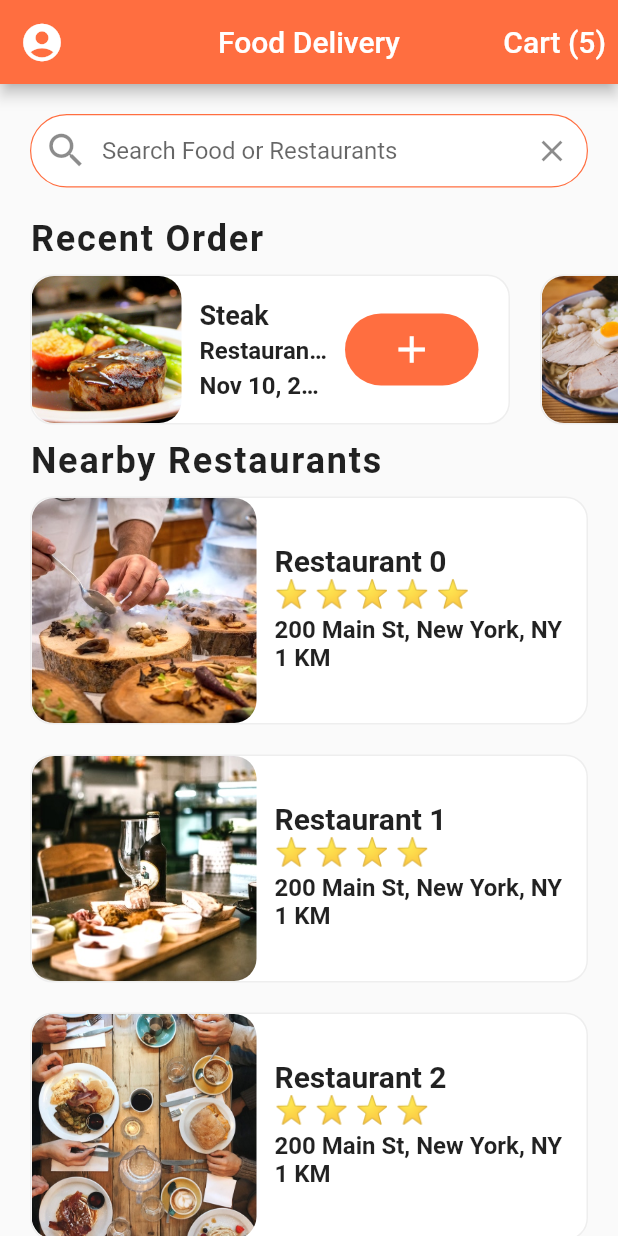
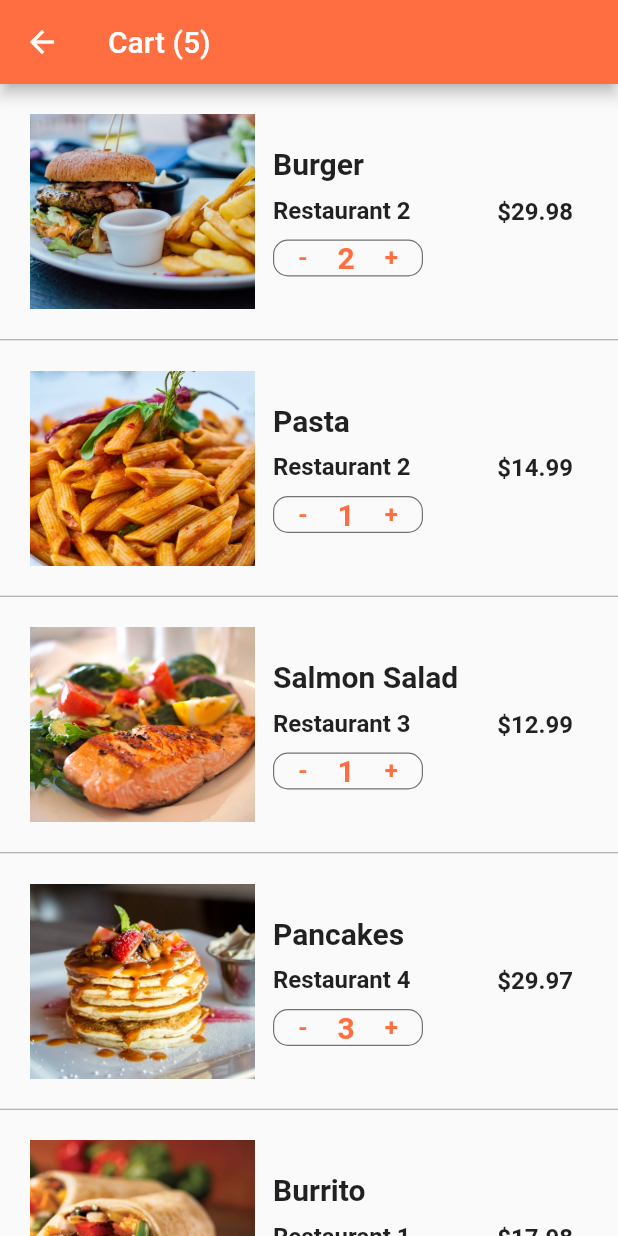
Before and after one commit to REp007/food-Delivery-App, a Flutter app: the screen it shows after launch, after a tap on an icon or button, on a phone screen of 412 x 824 dp. Run offline on Flutter 3.47's test engine with Material 3 defaults, Android fonts, the phone set to English and light mode, and no system bars.

Commit message:
Add Cart Screen to display user's selected items

```diff
--- /dev/null
+++ b/lib/screens/cart_screen.dart
@@ -0,0 +1,136 @@
+import 'package:flutter/material.dart';
+
+// mock data
+import 'package:prj4/data/data.dart';
+// models
+import 'package:prj4/models/order.dart';
+
+class CartScreen extends StatelessWidget {
+  const CartScreen({super.key});
+
+  _buildCartItem(Order order) {
+    return Container(
+      padding: EdgeInsets.all(20.0),
+      height: 170.0,
+      child: Row(
+        children: [
+          Expanded(
+            child: Row(
+              children: [
+                Container(
+                  width: 150.0,
+                  decoration: BoxDecoration(
+                    image: DecorationImage(
+                        image: AssetImage(order.food.imageUrl),
+                        fit: BoxFit.cover),
+                  ),
+                ),
+                Expanded(
+                  child: Container(
+                    margin: EdgeInsets.all(12.0),
+                    child: Column(
+                      mainAxisAlignment: MainAxisAlignment.center,
+                      crossAxisAlignment: CrossAxisAlignment.start,
+                      children: [
+                        Text(
+                          order.food.name,
+                          style: TextStyle(
+                              fontSize: 20.0, fontWeight: FontWeight.bold),
+                          overflow: TextOverflow.ellipsis,
+                        ),
+                        SizedBox(height: 10.0),
+                        Text(
+                          order.restaurant.name,
+                          style: TextStyle(
+                              fontSize: 16.0, fontWeight: FontWeight.w600),
+                          overflow: TextOverflow.ellipsis,
+                        ),
+                        SizedBox(height: 10.0),
+                        Container(
+                          width: 100.0,
+                          decoration: BoxDecoration(
+                            borderRadius: BorderRadius.circular(10.0),
+                            border:
+                                Border.all(width: 0.8, color: Colors.black54),
+                          ),
+                          child: Row(
+                            mainAxisAlignment: MainAxisAlignment.center,
+                            children: [
+                              GestureDetector(
+                                onTap: () {},
+                                child: Text(
+                                  '-',
+                                  style: TextStyle(
+                                      color: Colors.deepOrangeAccent,
+                                      fontSize: 16.0,
+                                      fontWeight: FontWeight.w600),
+                                ),
+                              ),
+                              SizedBox(
+                                width: 20.0,
+                              ),
+                              Text(order.quantity.toString(),
+                                  style: TextStyle(
+                                      color: Colors.deepOrangeAccent,
+                                      fontSize: 20.0,
+                                      fontWeight: FontWeight.w600)),
+                              SizedBox(
+                                width: 20.0,
+                              ),
+                              GestureDetector(
+                                onTap: () {},
+                                child: Text('+',
+                                    style: TextStyle(
+                                        color: Colors.deepOrangeAccent,
+                                        fontSize: 16.0,
+                                        fontWeight: FontWeight.w600)),
+                              ),
+                            ],
+                          ),
+                        )
+                      ],
+                    ),
+                  ),
+                ),
+              ],
+            ),
+          ),
+          Container(
+            margin: EdgeInsets.all(10.0),
+            child: Text(
+              '\$${order.quantity * order.food.price}',
+              style: TextStyle(fontSize: 16.0, fontWeight: FontWeight.bold),
+            ),
+          ),
+        ],
+      ),
+    );
+  }
+
+  @override
+  Widget build(BuildContext context) {
+    return Scaffold(
+      appBar: AppBar(
+        backgroundColor: Colors.deepOrangeAccent,
+        title: Text('Cart (${currentUser.cart.length})'),
+      ),
+      body: ListView.separated(
+          itemBuilder: (BuildContext context, int index) {
+            Order order = currentUser.cart[index];
+            return _buildCartItem(order);
+            // return Container(
+            //   margin: EdgeInsets.all(10.0),
+            //   height: 100.0,
+            //   color: Colors.red,
+            // );
+          },
+          separatorBuilder: (BuildContext context, int index) {
+            return Divider(
+              height: 1.0,
+              color: Colors.grey,
+            );
+          },
+          itemCount: currentUser.cart.length),
+    );
+  }
+}
--- a/lib/screens/home_screen.dart
+++ b/lib/screens/home_screen.dart
@@ -1,9 +1,16 @@
 import 'package:flutter/material.dart';
-import 'package:prj4/data/data.dart';
+
+// models
 import 'package:prj4/models/restaurant.dart';
+// Widgets
 import 'package:prj4/widgets/recent_orders.dart';
 import 'package:prj4/widgets/rating_stars.dart';
+// Screens
 import 'package:prj4/screens/restaurant_screen.dart';
+import 'package:prj4/screens/cart_screen.dart';
+
+// mock Data
+import 'package:prj4/data/data.dart';
 
 class HomeScreen extends StatefulWidget {
   const HomeScreen({super.key});
@@ -104,7 +111,8 @@
         centerTitle: true,
         actions: <Widget>[
           TextButton(
-              onPressed: () {},
+              onPressed: () => Navigator.push(
+                  context, MaterialPageRoute(builder: (_) => CartScreen())),
               child: Text('Cart (${currentUser.cart.length})',
                   style: TextStyle(color: Colors.white, fontSize: 20.0)))
         ],
```
